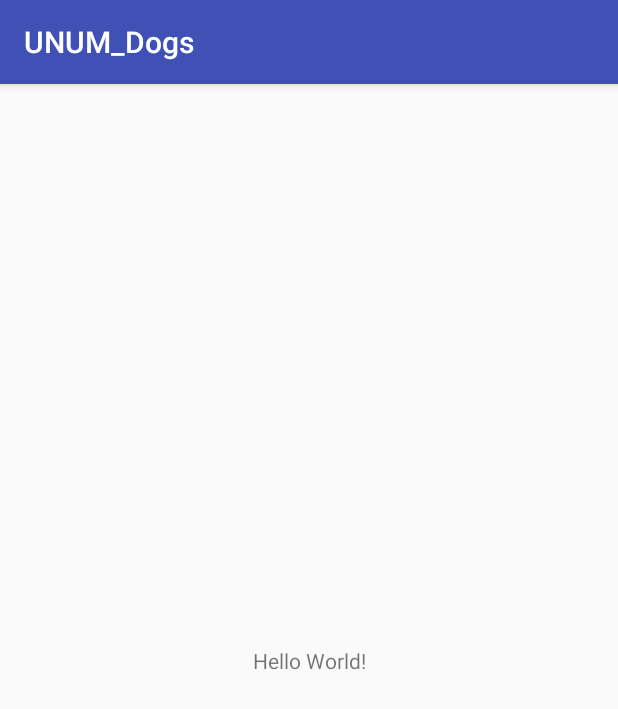
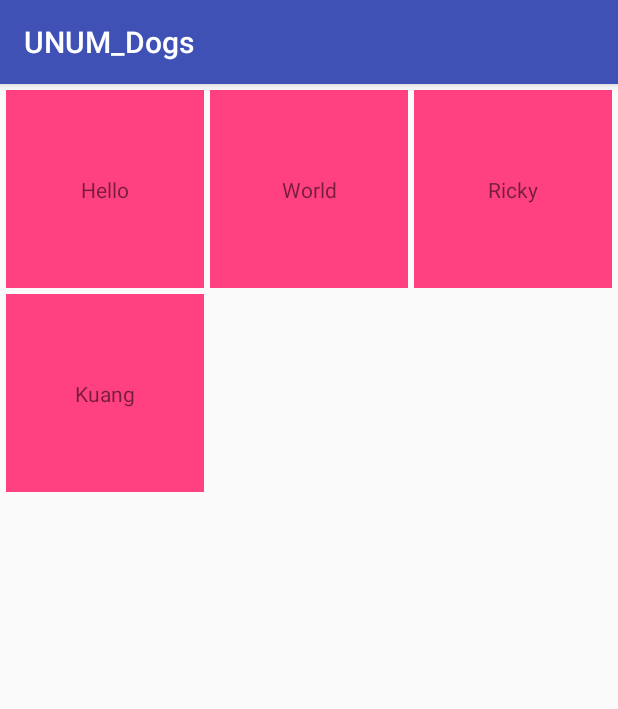
Before and after one commit to rkuang/UNUM_Dogs, an Android app: the screen it shows after launch (MainActivity), on a phone screen of 412 x 824 dp. Shown: the top 709 px of the screen. Run offline under Robolectric (Android 15) with nearby library versions, the phone set to English and light mode, and no system bars.

Commit message:
added recyclerview

```diff
--- a/build.gradle
+++ b/build.gradle
@@ -30,4 +30,5 @@ dependencies {
     testImplementation 'junit:junit:4.12'
     androidTestImplementation 'com.android.support.test:runner:1.0.2'
     androidTestImplementation 'com.android.support.test.espresso:espresso-core:3.0.2'
+    implementation 'com.android.support:recyclerview-v7:27.1.1'
 }
--- a/src/main/java/rickykuang/com/unum_dogs/MainActivity.kt
+++ b/src/main/java/rickykuang/com/unum_dogs/MainActivity.kt
@@ -2,11 +2,39 @@ package rickykuang.com.unum_dogs
 
 import android.support.v7.app.AppCompatActivity
 import android.os.Bundle
+import android.support.v7.widget.GridLayoutManager
+import android.support.v7.widget.RecyclerView
 
 class MainActivity : AppCompatActivity() {
+    private lateinit var recyclerView: RecyclerView
+    private lateinit var viewAdapter: MyAdapter
+    private lateinit var viewManager: RecyclerView.LayoutManager
+    private lateinit var myDataset: ArrayList<String>
 
     override fun onCreate(savedInstanceState: Bundle?) {
         super.onCreate(savedInstanceState)
         setContentView(R.layout.activity_main)
+
+        myDataset = ArrayList<String>();
+        myDataset.add("Hello")
+        myDataset.add("World")
+        myDataset.add("Ricky")
+        myDataset.add("Kuang")
+
+        viewManager = GridLayoutManager(this, 3)
+        viewAdapter = MyAdapter(myDataset)
+
+        recyclerView = findViewById<RecyclerView>(R.id.my_recycler_view).apply {
+            // use this setting to improve performance if you know that changes
+            // in content do not change the layout size of the RecyclerView
+            setHasFixedSize(true)
+
+            // use a linear layout manager
+            layoutManager = viewManager
+
+            // specify an viewAdapter (see also next example)
+            adapter = viewAdapter
+
+        }
     }
 }
--- /dev/null
+++ b/src/main/java/rickykuang/com/unum_dogs/MyAdapter.kt
@@ -0,0 +1,26 @@
+package rickykuang.com.unum_dogs
+
+import android.support.v7.widget.RecyclerView
+import android.view.LayoutInflater
+import android.view.View
+import android.view.ViewGroup
+import android.widget.TextView
+
+class MyAdapter(private val myDataSet : ArrayList<String>) : RecyclerView.Adapter<MyAdapter.ViewHolder>() {
+
+    class ViewHolder(val v : View):  RecyclerView.ViewHolder(v)
+
+    override fun onCreateViewHolder(parent: ViewGroup, viewType: Int): MyAdapter.ViewHolder {
+        val v = LayoutInflater.from(parent.context)
+                .inflate(R.layout.my_recycler_view_item, parent,false) as View
+        return ViewHolder(v);
+    }
+
+    override fun onBindViewHolder(holder: ViewHolder, position: Int) {
+        val textView = holder.v.findViewById<TextView>(R.id.textView)
+        textView.setText(myDataSet[position])
+    }
+
+    override fun getItemCount() = myDataSet.size
+
+}
--- a/src/main/res/layout/activity_main.xml
+++ b/src/main/res/layout/activity_main.xml
@@ -6,13 +6,13 @@
     android:layout_height="match_parent"
     tools:context=".MainActivity">
 
-    <TextView
-        android:layout_width="wrap_content"
-        android:layout_height="wrap_content"
-        android:text="Hello World!"
+    <android.support.v7.widget.RecyclerView
+        android:id="@+id/my_recycler_view"
+        android:layout_width="0dp"
+        android:layout_height="0dp"
+        android:padding="2dp"
         app:layout_constraintBottom_toBottomOf="parent"
-        app:layout_constraintLeft_toLeftOf="parent"
-        app:layout_constraintRight_toRightOf="parent"
+        app:layout_constraintEnd_toEndOf="parent"
+        app:layout_constraintStart_toStartOf="parent"
         app:layout_constraintTop_toTopOf="parent" />
-
 </android.support.constraint.ConstraintLayout>
--- /dev/null
+++ b/src/main/res/layout/my_recycler_view_item.xml
@@ -0,0 +1,31 @@
+<?xml version="1.0" encoding="utf-8"?>
+<android.support.constraint.ConstraintLayout xmlns:android="http://schemas.android.com/apk/res/android"
+    xmlns:app="http://schemas.android.com/apk/res-auto"
+    android:layout_width="match_parent"
+    android:layout_height="wrap_content"
+    android:layout_margin="2dp">
+
+    <android.support.constraint.ConstraintLayout
+        android:layout_width="0dp"
+        android:layout_height="0dp"
+        android:background="@color/colorAccent"
+        app:layout_constraintDimensionRatio="1:1"
+        app:layout_constraintEnd_toEndOf="parent"
+        app:layout_constraintStart_toStartOf="parent"
+        app:layout_constraintTop_toTopOf="parent">
+
+        <TextView
+            android:id="@+id/textView"
+            android:layout_width="wrap_content"
+            android:layout_height="wrap_content"
+            android:layout_marginBottom="8dp"
+            android:layout_marginEnd="8dp"
+            android:layout_marginStart="8dp"
+            android:layout_marginTop="8dp"
+            android:text="TextView"
+            app:layout_constraintBottom_toBottomOf="parent"
+            app:layout_constraintEnd_toEndOf="parent"
+            app:layout_constraintStart_toStartOf="parent"
+            app:layout_constraintTop_toTopOf="parent" />
+    </android.support.constraint.ConstraintLayout>
+</android.support.constraint.ConstraintLayout>
```
Also changed, not shown: 1 other file.
